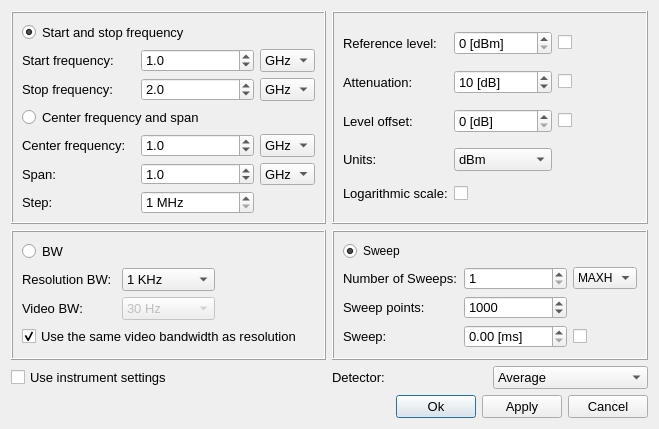
First picture: the form in scan_settings.ui, repository erespebrn/Near_Field_Scanner_GUI, before the edit.
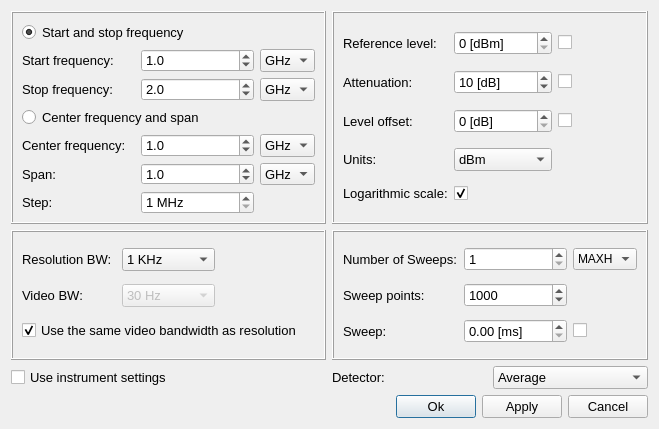
Second picture: the form after the edit.

```diff
--- a/scan_settings.ui
+++ b/scan_settings.ui
@@ -107,82 +107,7 @@
         <enum>QFrame::Raised</enum>
        </property>
        <layout class="QGridLayout" name="gridLayout_3">
-        <item row="4" column="2">
-         <widget class="QCheckBox" name="sweepTime_checkbox">
-          <property name="font">
-           <font>
-            <pointsize>10</pointsize>
-           </font>
-          </property>
-          <property name="text">
-           <string/>
-          </property>
-         </widget>
-        </item>
-        <item row="1" column="1">
-         <widget class="QSpinBox" name="no_sweeps_spinbox">
-          <property name="font">
-           <font>
-            <pointsize>10</pointsize>
-           </font>
-          </property>
-          <property name="minimum">
-           <number>1</number>
-          </property>
-          <property name="maximum">
-           <number>1000</number>
-          </property>
-         </widget>
-        </item>
-        <item row="4" column="1">
-         <widget class="QDoubleSpinBox" name="sweepTime_spinbox">
-          <property name="font">
-           <font>
-            <pointsize>10</pointsize>
-           </font>
-          </property>
-          <property name="wrapping">
-           <bool>false</bool>
-          </property>
-          <property name="alignment">
-           <set>Qt::AlignLeading|Qt::AlignLeft|Qt::AlignVCenter</set>
-          </property>
-          <property name="prefix">
-           <string/>
-          </property>
-          <property name="suffix">
-           <string> [ms]</string>
-          </property>
-          <property name="maximum">
-           <double>1000.000000000000000</double>
-          </property>
-         </widget>
-        </item>
-        <item row="1" column="0">
-         <widget class="QLabel" name="label_7">
-          <property name="font">
-           <font>
-            <pointsize>10</pointsize>
-           </font>
-          </property>
-          <property name="text">
-           <string>Number of Sweeps:</string>
-          </property>
-         </widget>
-        </item>
-        <item row="2" column="0">
-         <widget class="QLabel" name="label_3">
-          <property name="font">
-           <font>
-            <pointsize>10</pointsize>
-           </font>
-          </property>
-          <property name="text">
-           <string>Sweep points:</string>
-          </property>
-         </widget>
-        </item>
-        <item row="1" column="2">
+        <item row="0" column="2">
          <widget class="QComboBox" name="no_sweeps_dropdown">
           <item>
            <property name="text">
@@ -191,7 +116,19 @@
           </item>
          </widget>
         </item>
-        <item row="4" column="0">
+        <item row="0" column="0">
+         <widget class="QLabel" name="label_7">
+          <property name="font">
+           <font>
+            <pointsize>10</pointsize>
+           </font>
+          </property>
+          <property name="text">
+           <string>Number of Sweeps:</string>
+          </property>
+         </widget>
+        </item>
+        <item row="3" column="0">
          <widget class="QLabel" name="label_13">
           <property name="font">
            <font>
@@ -209,7 +146,7 @@
           </property>
          </widget>
         </item>
-        <item row="2" column="1">
+        <item row="1" column="1">
          <widget class="QSpinBox" name="sweep_points_spinbox">
           <property name="font">
            <font>
@@ -224,13 +161,66 @@
           </property>
          </widget>
         </item>
-        <item row="0" column="0">
-         <widget class="QRadioButton" name="sweep_radioButton">
+        <item row="1" column="0">
+         <widget class="QLabel" name="label_3">
+          <property name="font">
+           <font>
+            <pointsize>10</pointsize>
+           </font>
+          </property>
           <property name="text">
-           <string>Sweep</string>
+           <string>Sweep points:</string>
           </property>
-          <property name="checked">
-           <bool>true</bool>
+         </widget>
+        </item>
+        <item row="3" column="1">
+         <widget class="QDoubleSpinBox" name="sweepTime_spinbox">
+          <property name="font">
+           <font>
+            <pointsize>10</pointsize>
+           </font>
+          </property>
+          <property name="wrapping">
+           <bool>false</bool>
+          </property>
+          <property name="alignment">
+           <set>Qt::AlignLeading|Qt::AlignLeft|Qt::AlignVCenter</set>
+          </property>
+          <property name="prefix">
+           <string/>
+          </property>
+          <property name="suffix">
+           <string> [ms]</string>
+          </property>
+          <property name="maximum">
+           <double>1000.000000000000000</double>
+          </property>
+         </widget>
+        </item>
+        <item row="0" column="1">
+         <widget class="QSpinBox" name="no_sweeps_spinbox">
+          <property name="font">
+           <font>
+            <pointsize>10</pointsize>
+           </font>
+          </property>
+          <property name="minimum">
+           <number>1</number>
+          </property>
+          <property name="maximum">
+           <number>1000</number>
+          </property>
+         </widget>
+        </item>
+        <item row="3" column="2">
+         <widget class="QCheckBox" name="sweepTime_checkbox">
+          <property name="font">
+           <font>
+            <pointsize>10</pointsize>
+           </font>
+          </property>
+          <property name="text">
+           <string/>
           </property>
          </widget>
         </item>
@@ -585,7 +575,19 @@
         <enum>QFrame::Raised</enum>
        </property>
        <layout class="QGridLayout" name="gridLayout_2">
-        <item row="1" column="1">
+        <item row="0" column="0">
+         <widget class="QLabel" name="label_8">
+          <property name="font">
+           <font>
+            <pointsize>10</pointsize>
+           </font>
+          </property>
+          <property name="text">
+           <string>Resolution BW:</string>
+          </property>
+         </widget>
+        </item>
+        <item row="0" column="1">
          <widget class="QComboBox" name="resolutionBW_dropdown">
           <property name="font">
            <font>
@@ -627,7 +629,7 @@
           </item>
          </widget>
         </item>
-        <item row="2" column="1">
+        <item row="1" column="1">
          <widget class="QComboBox" name="videoBW_dropdown">
           <property name="enabled">
            <bool>false</bool>
@@ -687,31 +689,7 @@
           </item>
          </widget>
         </item>
-        <item row="2" column="0">
-         <widget class="QLabel" name="label_9">
-          <property name="font">
-           <font>
-            <pointsize>10</pointsize>
-           </font>
-          </property>
-          <property name="text">
-           <string>Video BW:</string>
-          </property>
-         </widget>
-        </item>
-        <item row="1" column="0">
-         <widget class="QLabel" name="label_8">
-          <property name="font">
-           <font>
-            <pointsize>10</pointsize>
-           </font>
-          </property>
-          <property name="text">
-           <string>Resolution BW:</string>
-          </property>
-         </widget>
-        </item>
-        <item row="3" column="0" colspan="3">
+        <item row="2" column="0" colspan="3">
          <widget class="QCheckBox" name="same_RBW_VBW_checkBox">
           <property name="font">
            <font>
@@ -726,10 +704,15 @@
           </property>
          </widget>
         </item>
-        <item row="0" column="0">
-         <widget class="QRadioButton" name="videoBW_radioButton">
+        <item row="1" column="0">
+         <widget class="QLabel" name="label_9">
+          <property name="font">
+           <font>
+            <pointsize>10</pointsize>
+           </font>
+          </property>
           <property name="text">
-           <string>BW</string>
+           <string>Video BW:</string>
           </property>
          </widget>
         </item>
@@ -1036,6 +1019,9 @@
           <property name="text">
            <string/>
           </property>
+          <property name="checked">
+           <bool>true</bool>
+          </property>
          </widget>
         </item>
        </layout>
```
Left out of the diff: 30 changed lines with no effect on the pictures.
